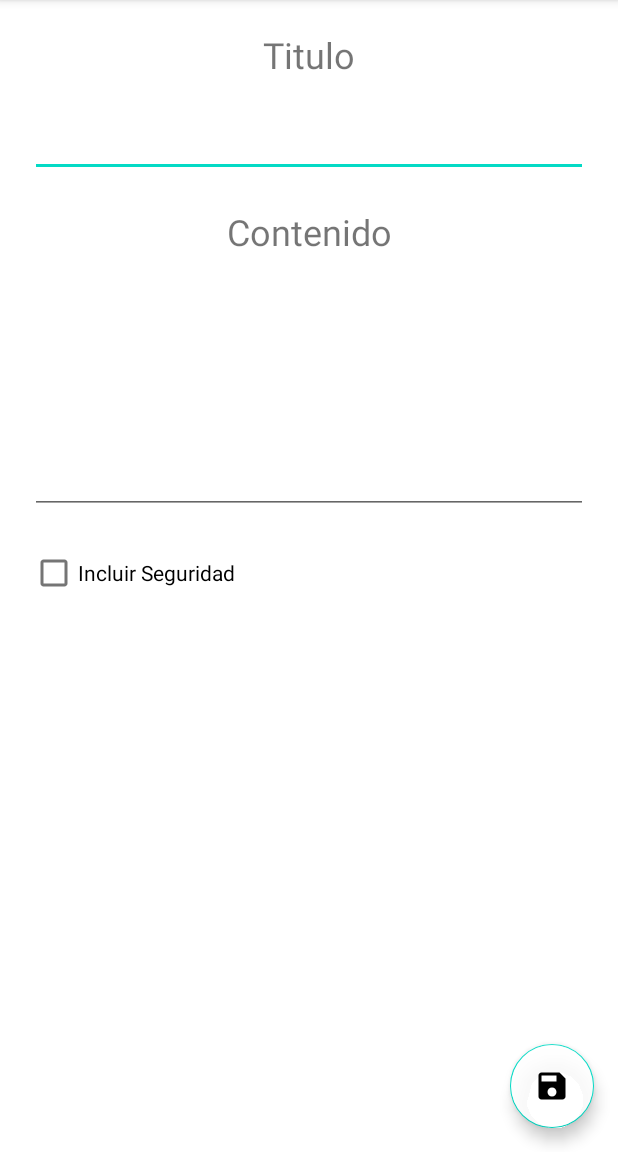
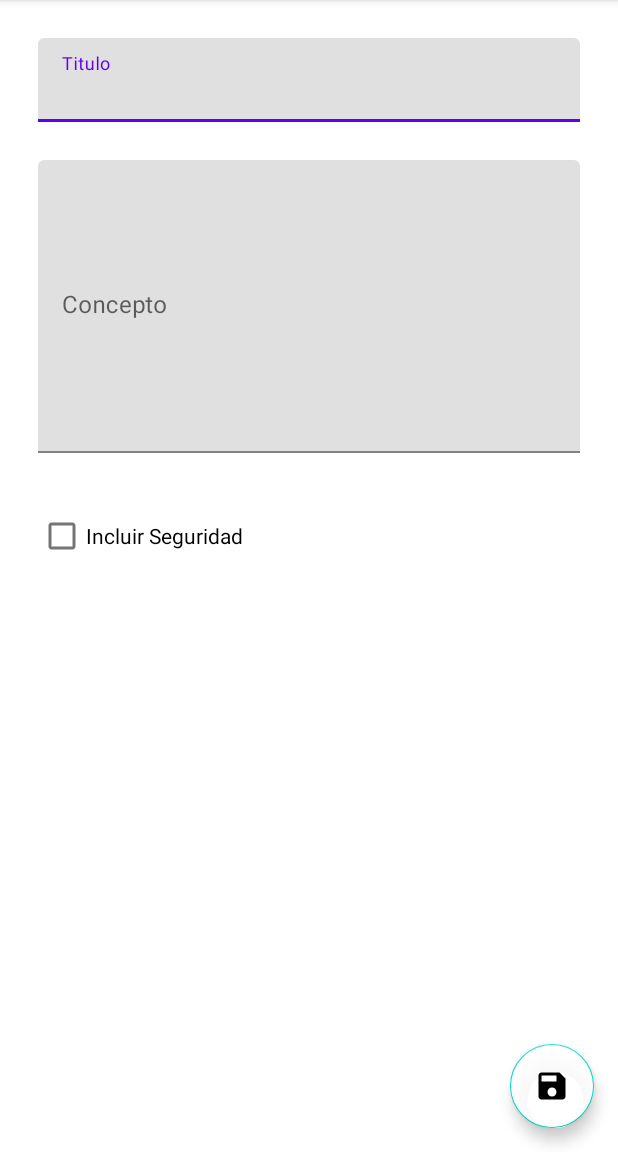
Before and after one commit to jassanchez/SecureNotes, an Android app: the InsertaNota screen opened directly, with no data from a screen before it, on a phone screen of 412 x 824 dp, the part 84-1236 px from its top. Run offline under Robolectric (Android 15) with nearby library versions, the phone set to English and light mode, and no system bars.

Commit message:
Cambios en el colors.xml Cambios en el strings.xml Cambios en el activity_inserta_nota.xml Se agrego: color_cursor.xml edit_text_color_selector.xml themeNote.xml

```diff
--- a/app/src/main/res/layout/activity_inserta_nota.xml
+++ b/app/src/main/res/layout/activity_inserta_nota.xml
@@ -6,67 +6,55 @@
     android:layout_height="match_parent"
     tools:context=".InsertaNota">
 
-    <TextView
-        android:id="@+id/tvTitulo"
-        android:layout_width="wrap_content"
+    <com.google.android.material.textfield.TextInputLayout
+        android:id="@+id/etTitulo1"
+        android:layout_width="match_parent"
         android:layout_height="wrap_content"
-        android:layout_marginTop="@dimen/padding_top_size"
-        android:text="Titulo"
-        android:textSize="@dimen/text_24sp_size"
+        android:layout_margin="25dp"
+        android:hint="@string/titulo_nota"
         app:layout_constraintLeft_toLeftOf="parent"
         app:layout_constraintRight_toRightOf="parent"
-        app:layout_constraintTop_toTopOf="parent" />
+        app:layout_constraintTop_toTopOf="parent"
+        style="@style/Theme.TextInputLayut">
 
-    <EditText
-        android:id="@+id/etTitulo"
+        <com.google.android.material.textfield.TextInputEditText
+            android:id="@+id/etTitulo"
+            android:layout_width="match_parent"
+            android:layout_height="wrap_content"
+            android:textCursorDrawable="@drawable/color_cursor"/>
+
+    </com.google.android.material.textfield.TextInputLayout>
+
+    <com.google.android.material.textfield.TextInputLayout
+        android:id="@+id/etConcepto1"
         android:layout_width="match_parent"
-        android:layout_height="wrap_content"
-        android:layout_marginLeft="@dimen/margin_right_size"
-        android:layout_marginTop="@dimen/padding_top_size"
-        android:layout_marginRight="@dimen/margin_left_size"
+        android:layout_height="201dp"
+        android:layout_margin="25dp"
+        android:hint="@string/concepto_nota"
         app:layout_constraintLeft_toLeftOf="parent"
         app:layout_constraintRight_toRightOf="parent"
-        android:textAlignment="center"
-        app:layout_constraintTop_toBottomOf="@+id/tvTitulo" />
+        app:layout_constraintTop_toBottomOf="@id/etTitulo1"
+        style="@style/Theme.TextInputLayut">
 
-    <TextView
-        android:id="@+id/tvContenido"
-        android:layout_width="wrap_content"
-        android:layout_height="wrap_content"
-        android:layout_marginTop="@dimen/padding_top_size"
-        android:text="Contenido"
-        android:textSize="@dimen/text_24sp_size"
-        app:layout_constraintLeft_toLeftOf="parent"
-        app:layout_constraintRight_toRightOf="parent"
-        app:layout_constraintTop_toBottomOf="@id/etTitulo"/>
+        <com.google.android.material.textfield.TextInputEditText
+            android:id="@+id/etConcepto"
+            android:layout_width="match_parent"
+            android:layout_height="195dp"
+            android:inputType="textMultiLine"
+            android:textCursorDrawable="@drawable/color_cursor"/>
 
-    <EditText
-        android:id="@+id/etConcepto"
-        android:layout_width="match_parent"
-        android:layout_height="wrap_content"
-        android:textAlignment="center"
-        android:layout_marginLeft="@dimen/margin_right_size"
-        android:layout_marginTop="@dimen/padding_top_size"
-        android:layout_marginRight="@dimen/margin_left_size"
-        app:layout_constraintLeft_toLeftOf="parent"
-        app:layout_constraintRight_toRightOf="parent"
-        app:layout_constraintTop_toBottomOf="@+id/tvContenido"
-        android:inputType="textMultiLine"
-        android:lines="6"
-        android:maxLines="6"
-        android:minLines="6"
-        />
+    </com.google.android.material.textfield.TextInputLayout>
 
     <CheckBox
         android:id="@+id/chkSeguridad"
         android:layout_width="wrap_content"
         android:layout_height="wrap_content"
-        android:text="Incluir Seguridad"
-        app:layout_constraintTop_toBottomOf="@id/etConcepto"
+        android:layout_margin="25dp"
+        android:text="@string/seguridad_nota"
+        app:layout_constraintTop_toBottomOf="@id/etConcepto1"
         app:layout_constraintLeft_toLeftOf="parent"
-        android:layout_marginLeft="@dimen/margin_left_size"
-        android:layout_marginTop="15dp"
-        />
+        style="@style/Theme.Checkbox"/>
+
     <com.google.android.material.floatingactionbutton.FloatingActionButton
         android:id="@+id/fabAddNote"
         android:layout_width="wrap_content"
--- a/app/src/main/res/values/colors.xml
+++ b/app/src/main/res/values/colors.xml
@@ -7,4 +7,10 @@
     <color name="teal_700">#FF018786</color>
     <color name="black">#FF000000</color>
     <color name="white">#FFFFFFFF</color>
+
+    <!-- COLORES DE LA APLICACION -->
+    <color name="azul_base">#4059AD</color>
+    <color name="rosa_base">#EC058E</color>
+    <color name="negro_texto">#2B303A</color>
+
 </resources>
--- a/app/src/main/res/values/strings.xml
+++ b/app/src/main/res/values/strings.xml
@@ -1,4 +1,7 @@
 <resources>
     <string name="app_name">SecureNotes</string>
     <string name="fabAdd">Agregar</string>
+    <string name="titulo_nota">Titulo</string>
+    <string name="concepto_nota">Concepto</string>
+    <string name="seguridad_nota">Incluir Seguridad</string>
 </resources>
```
